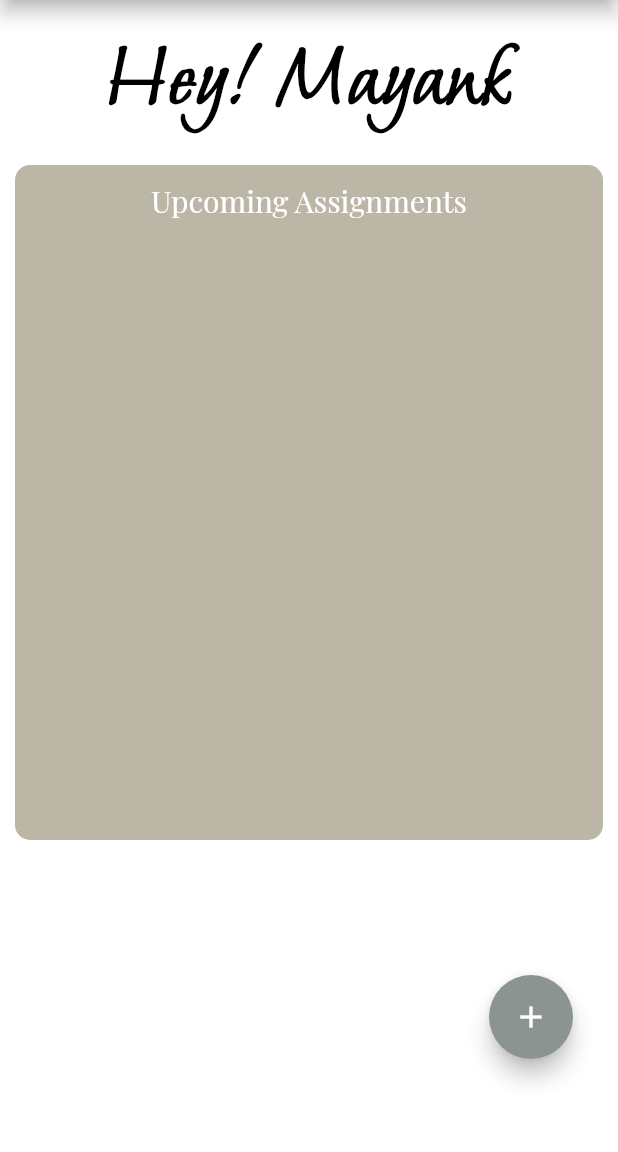
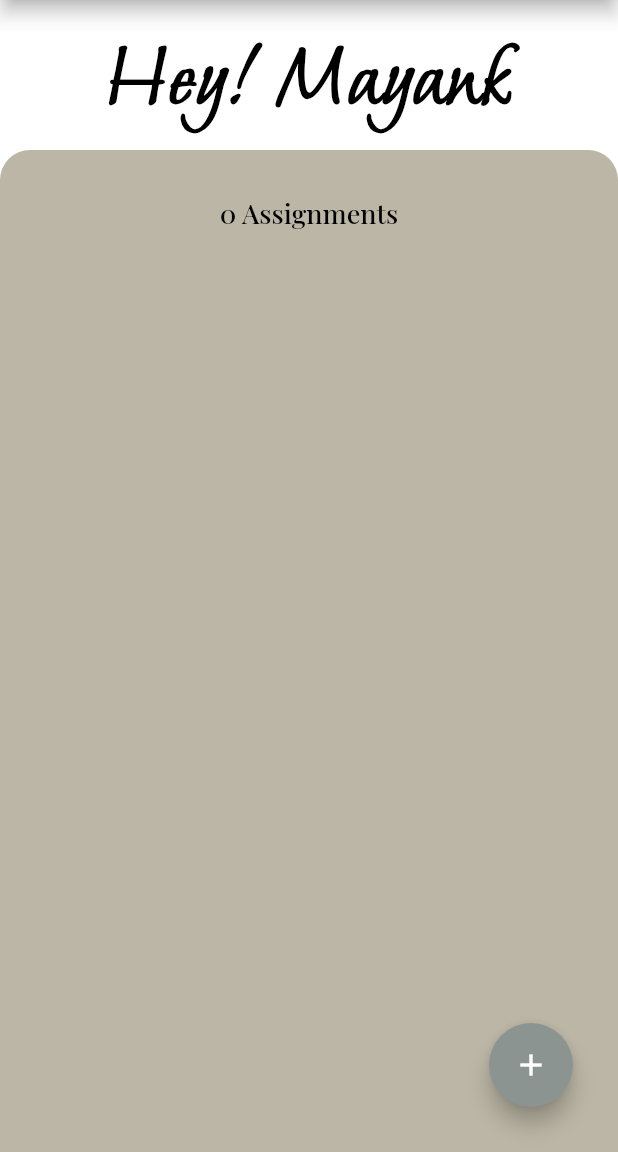
Before and after one commit to Study-Sensei/StudySensei-Official, a Flutter app: the screen it shows after launch, on a phone screen of 412 x 824 dp, the part 84-1236 px from its top. Run offline on Flutter 3.47's test engine with Material 2 defaults, Android fonts, the phone set to English and light mode, and no system bars.

Commit message:
"18/09/2023"

```diff
--- a/lib/Pages/calendar.dart
+++ b/lib/Pages/calendar.dart
@@ -12,7 +12,7 @@ class _CalendarPageState extends State<CalendarPage> {
   Widget build(BuildContext context) {
     return Scaffold(
       appBar: AppBar(
-        backgroundColor: Colors.blueGrey,
+        backgroundColor: Color(0XFFBBB6A5),
         title: Text('Calendar'),
       ),
       body: Container(color: Colors.white),
--- a/lib/Pages/homepage.dart
+++ b/lib/Pages/homepage.dart
@@ -1,10 +1,14 @@
 // ignore_for_file: prefer_const_constructors
 
 import 'package:flutter/material.dart';
+import 'package:study_sensei/Pages/add_task_screen.dart';
 import 'package:study_sensei/Pages/assignment_page.dart';
 import 'package:study_sensei/Pages/calendar.dart';
 import 'package:study_sensei/Pages/settings.dart';
 import 'package:study_sensei/Widgets/drawer.dart';
+import 'package:study_sensei/Widgets/task_list.dart';
+import 'package:study_sensei/models/task_data.dart';
+import 'package:provider/provider.dart';
 
 class HomePage extends StatefulWidget {
   const HomePage({super.key});
@@ -70,7 +74,7 @@ class _HomePageState extends State<HomePage> {
                     padding: EdgeInsets.only(left: 30.0),
                     child: Text(
                       'Assignments',
-                      style: TextStyle(fontSize: 30.0),
+                      style: TextStyle(fontSize: 30.0, fontFamily: 'PlayFair'),
                     ),
                   ),
                 ],
@@ -95,7 +99,7 @@ class _HomePageState extends State<HomePage> {
                     padding: EdgeInsets.only(left: 30.0),
                     child: Text(
                       'Calendar',
-                      style: TextStyle(fontSize: 30.0),
+                      style: TextStyle(fontSize: 30.0, fontFamily: 'PlayFair'),
                     ),
                   ),
                 ],
@@ -120,7 +124,7 @@ class _HomePageState extends State<HomePage> {
                     padding: EdgeInsets.only(left: 30.0),
                     child: Text(
                       'Settings',
-                      style: TextStyle(fontSize: 30.0),
+                      style: TextStyle(fontSize: 30.0, fontFamily: 'PlayFair'),
                     ),
                   ),
                 ],
@@ -130,7 +134,10 @@ class _HomePageState extends State<HomePage> {
         ),
       ),
       appBar: AppBar(
-        title: const Text('Study Sensei'),
+        title: const Text(
+          'Study Sensei',
+          style: TextStyle(fontFamily: 'PlayFair'),
+        ),
         elevation: 5,
         backgroundColor: Color(0XFFBBB6A5),
       ),
@@ -152,39 +159,38 @@ class _HomePageState extends State<HomePage> {
                 ),
               ),
             ),
-            const SizedBox(
-              height: 10.0,
-            ),
-            Padding(
-              padding:
-                  const EdgeInsets.only(left: 10.0, right: 10.0, bottom: 30.0),
-              child: Align(
-                alignment: Alignment.centerLeft,
-                child: Container(
-                  alignment: Alignment.topCenter,
-                  height: 450,
-                  width: MediaQuery.of(context).size.width,
-                  decoration: const BoxDecoration(
-                    borderRadius: BorderRadius.all(
-                      Radius.circular(10),
-                    ),
+            Expanded(
+              child: Stack(
+                children: [
+                  Container(
+                    padding: EdgeInsets.symmetric(horizontal: 20.0),
+                    decoration: BoxDecoration(
                       color: Color(0XFFBBB6A5),
-                  ),
-                  child: const Padding(
-                    padding: EdgeInsets.all(10.0),
-                    child: Text(
-                      'Upcoming Assignments',
-                      style: TextStyle(
-                        color: Colors.white,
-                        fontSize: 20,
+                      borderRadius: BorderRadius.only(
+                        topLeft: Radius.circular(20.0),
+                        topRight: Radius.circular(20.0),
                       ),
                     ),
+                    child: TasksList(),
+                  ),
+                  Container(
+                    padding: EdgeInsets.only(top: 30.0),
+                    child: Align(
+                      alignment: Alignment.topCenter,
+                      child: Text(
+                        '${Provider.of<TaskData>(context).taskCount} Assignments',
+                        style: TextStyle(
+                          color: Colors.black,
+                          fontSize: 18,
+                          fontFamily: 'PlayFair',
+                          fontWeight: FontWeight.w500,
                         ),
                       ),
                     ),
                   ),
                   Padding(
-              padding: const EdgeInsets.only(top: 60.0, right: 30.0),
+                    padding: const EdgeInsets.only(
+                        top: 10.0, right: 30.0, bottom: 30.0),
                     child: Align(
                       alignment: Alignment.bottomRight,
                       child: FloatingActionButton(
@@ -193,13 +199,30 @@ class _HomePageState extends State<HomePage> {
                           Icons.add,
                           color: Colors.white,
                         ),
-                  onPressed: () {},
+                        onPressed: () {
+                          showModalBottomSheet(
+                            context: context,
+                            isScrollControlled: true,
+                            builder: (context) => SingleChildScrollView(
+                              child: Container(
+                                padding: EdgeInsets.only(
+                                    bottom: MediaQuery.of(context)
+                                        .viewInsets
+                                        .bottom),
+                                child: AddTaskScreen(),
+                              ),
+                            ),
+                          );
+                        },
                       ),
                     ),
                   )
                 ],
               ),
             ),
+          ],
+        ),
+      ),
     );
   }
 }
--- /dev/null
+++ b/lib/Widgets/task_list.dart
@@ -0,0 +1,30 @@
+import 'package:flutter/material.dart';
+import 'task_tile.dart';
+import 'package:provider/provider.dart';
+import 'package:study_sensei/models/task_data.dart';
+
+class TasksList extends StatelessWidget {
+  @override
+  Widget build(BuildContext context) {
+    return Consumer<TaskData>(
+      builder: (context, taskData, child) {
+        return ListView.builder(
+          itemBuilder: (context, index) {
+            final task = taskData.tasks[index];
+            return TaskTile(
+              taskTitle: task.name,
+              isChecked: task.isDone,
+              checkboxCallback: (checkboxState) {
+                taskData.updateTask(task);
+              },
+              longPressCallback: () {
+                taskData.deleteTask(task);
+              },
+            );
+          },
+          itemCount: taskData.taskCount,
+        );
+      },
+    );
+  }
+}
--- a/lib/main.dart
+++ b/lib/main.dart
@@ -1,6 +1,8 @@
 // ignore_for_file: prefer_const_constructors, sized_box_for_whitespace
 import 'package:flutter/material.dart';
 import 'package:study_sensei/Pages/homepage.dart';
+import 'package:provider/provider.dart';
+import 'package:study_sensei/models/task_data.dart';
 
 void main() {
   runApp(MaterialApp(
@@ -14,6 +16,11 @@ class Home extends StatelessWidget {
 
   @override
   Widget build(BuildContext context) {
-    return HomePage();
+    return ChangeNotifierProvider(
+      create: (BuildContext context) => TaskData(),
+      child: MaterialApp(
+        home: HomePage(),
+      ),
+    );
   }
 }
--- /dev/null
+++ b/lib/models/task.dart
@@ -0,0 +1,10 @@
+class Task {
+  String name;
+  bool isDone;
+
+  Task({required this.name, this.isDone = false});
+
+  void toggleDone() {
+    isDone = !isDone;
+  }
+}
--- /dev/null
+++ b/lib/models/task_data.dart
@@ -0,0 +1,32 @@
+import 'package:flutter/foundation.dart';
+import 'dart:collection';
+
+import 'package:study_sensei/models/task.dart';
+
+class TaskData extends ChangeNotifier {
+  List<Task> _tasks = [];
+
+  UnmodifiableListView<Task> get tasks {
+    return UnmodifiableListView(_tasks);
+  }
+
+  int get taskCount {
+    return _tasks.length;
+  }
+
+  void addTask(String newTaskTitle) {
+    final task = Task(name: newTaskTitle);
+    _tasks.add(task);
+    notifyListeners();
+  }
+
+  void updateTask(Task task) {
+    task.toggleDone();
+    notifyListeners();
+  }
+
+  void deleteTask(Task task) {
+    _tasks.remove(task);
+    notifyListeners();
+  }
+}
--- a/pubspec.yaml
+++ b/pubspec.yaml
@@ -47,6 +47,7 @@ dev_dependencies:
   # rules and activating additional ones.
   curved_navigation_bar: ^1.0.3
   flutter_lints: ^2.0.0
+  provider: ^6.0.0+1
    #latest version
 
 # For information on the generic Dart part of this file, see the
```
Also changed, not shown: lib/Pages/add_task_screen.dart (added, +62 -0 lines), lib/Pages/assignment_page.dart (+67 -5 lines), lib/Widgets/assignment.dart (added, +8 -0 lines), lib/Widgets/task_tile.dart (added, +31 -0 lines), pubspec.lock. Lines whose indentation alone changed are shown as unchanged.
